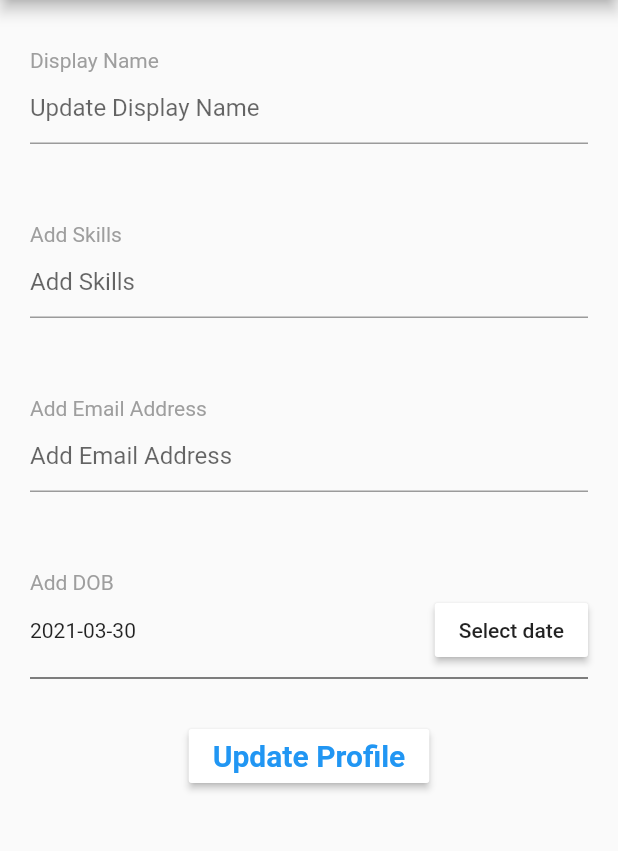
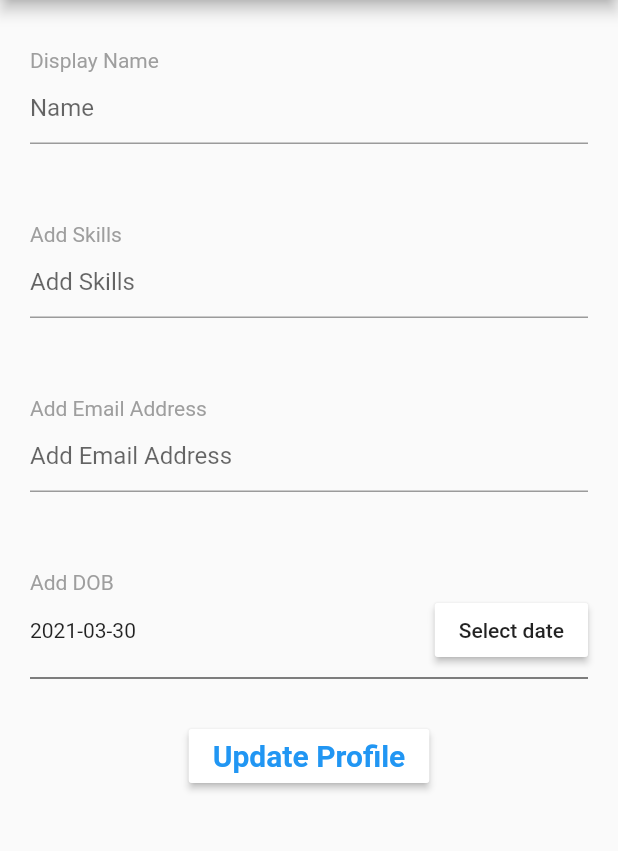
Before and after one commit to shadsheikh/JobIn, a Flutter app: the CompleteProfile screen opened directly, after a tap on "Update Profile", on a phone screen of 412 x 824 dp, the part 84-935 px from its top. Run offline on Flutter 3.47's test engine with Material 2 defaults, Android fonts, the phone set to English and light mode, and no system bars; drawn by our look-alikes of badges; our stand-ins replace cloud_firestore, connectivity, firebase_auth, firebase_core, font_awesome_flutter; missing offline and left inert: flappy_search_bar; accounts and stored records are empty.

Commit message:
Update p6_11_Employer_CompleteProfile.dart

```diff
--- a/lib/p6_11_Employer_CompleteProfile.dart
+++ b/lib/p6_11_Employer_CompleteProfile.dart
@@ -1,8 +1,10 @@
+import 'package:firebase_auth/firebase_auth.dart';
 import 'package:flutter/material.dart';
-
+import 'package:cloud_firestore/cloud_firestore.dart';
 import 'p6_Employer_chat_icon.dart';
 import 'p6_Employer_drawer.dart';
 import 'p6_Employer_notification_icon.dart';
+import 'package:dsc_jobin/services/auth.dart';
 
 class CompleteProfile extends StatefulWidget {
   @override
@@ -10,6 +12,10 @@ class CompleteProfile extends StatefulWidget {
 }
 
 class _CompleteProfileState extends State<CompleteProfile> {
+  final AuthService _auth = AuthService();
+  final _authf = FirebaseAuth.instance;
+  String name,email,skills,dob;
+  User user;
   DateTime selectedDate= DateTime.now();
   Future<void> _selectDate(BuildContext context) async {
     final DateTime picked = await showDatePicker(
@@ -23,8 +29,40 @@ class _CompleteProfileState extends State<CompleteProfile> {
       });
   }
 
+  void initState() {
+    super.initState();
+    _getData();
+    initUser();
+  }
+  Future<void> _getData() async{
+
+    FirebaseFirestore.instance.collection('Employer')
+        .doc((await FirebaseAuth.instance.currentUser).uid)
+        .get()
+        .then((value){
+      setState(() {
+        name = value.data()['name'].toString();
+        email = value.data()['email'].toString();
+        //skills = value.data()['skills'].toString();
+        dob = value.data()['dob'].toString();
+      });
+    });
+  }
+  initUser() async{
+    user = await _authf.currentUser;
+    setState(() {});
+  }
+
+
   @override
+  TextEditingController displayNameController = new TextEditingController();
+  TextEditingController emailController = new TextEditingController();
+  TextEditingController skillsController = new TextEditingController();
+  DateTime select;
   Widget build(BuildContext context) {
+    displayNameController.text = "$name";
+    emailController.text = "$email";
+    //skillsController.text = "$skills";
     return Scaffold(
       resizeToAvoidBottomInset: false,
       appBar: AppBar(
@@ -50,9 +88,9 @@ class _CompleteProfileState extends State<CompleteProfile> {
                           style: TextStyle(color: Colors.grey),
                         )),
                     TextField(
-                      //controller: displayNameController,
+                      controller: displayNameController,
                       decoration: InputDecoration(
-                        hintText: "Update Display Name",
+                        hintText: "Name",
                         //errorText: _displayNameValid ? null : "Display Name too short",
                       ),
                     )
@@ -70,7 +108,7 @@ class _CompleteProfileState extends State<CompleteProfile> {
                           style: TextStyle(color: Colors.grey),
                         )),
                     TextField(
-                      //controller: displayNameController,
+                      controller: skillsController,
                       decoration: InputDecoration(
                         hintText: "Add Skills",
                         //errorText: _displayNameValid ? null : "Display Name too short",
@@ -90,7 +128,7 @@ class _CompleteProfileState extends State<CompleteProfile> {
                           style: TextStyle(color: Colors.grey),
                         )),
                     TextField(
-                      //controller: displayNameController,
+                      controller: emailController,
                       decoration: InputDecoration(
                         hintText: "Add Email Address",
                         //errorText: _displayNameValid ? null : "Display Name too short",
@@ -125,7 +163,13 @@ class _CompleteProfileState extends State<CompleteProfile> {
             RaisedButton(
               color: Colors.white,
               onPressed: () {
-
+                FirebaseFirestore.instance.collection('Employer')
+                    .doc((FirebaseAuth.instance.currentUser).uid)
+                    .update({
+                  "name":displayNameController.text,
+                  "skills":skillsController.text,
+                  "dob":"${selectedDate.toLocal()}".split(' ')[0],
+                });
               },
               child: Text(
                 "Update Profile",
```
